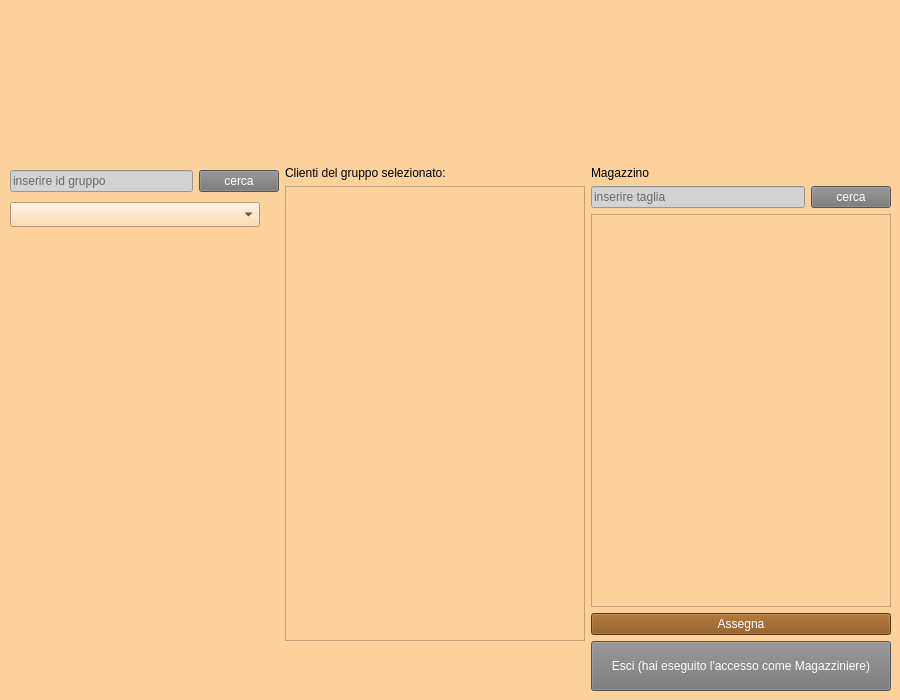
Before: the Qt Designer form Dipendente/view/magazziniereMain.ui in ManuelMarrone/GestioneBowling, drawn with Qt 5.
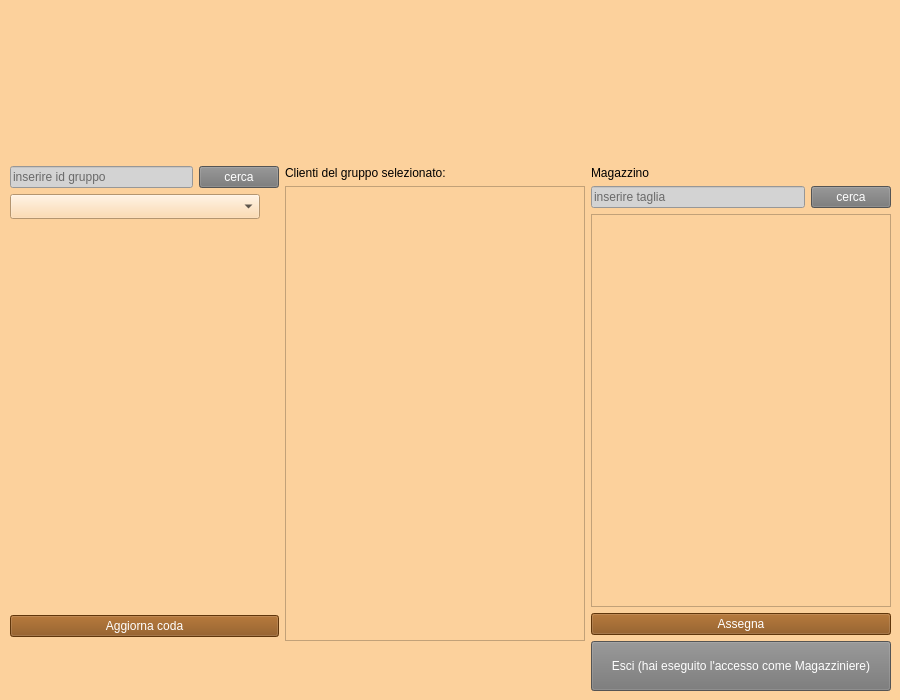
After: the same form once the commit is applied. Icons and pictures are not drawn.

The edit to the form file:
```diff
--- a/Dipendente/view/magazziniereMain.ui
+++ b/Dipendente/view/magazziniereMain.ui
@@ -174,6 +174,29 @@
           </property>
          </spacer>
         </item>
+        <item>
+         <widget class="QPushButton" name="aggiornaButton">
+          <property name="styleSheet">
+           <string notr="true">color: white;  background-color: #874B0F</string>
+          </property>
+          <property name="text">
+           <string>Aggiorna coda</string>
+          </property>
+         </widget>
+        </item>
+        <item>
+         <spacer name="verticalSpacer_4">
+          <property name="orientation">
+           <enum>Qt::Vertical</enum>
+          </property>
+          <property name="sizeHint" stdset="0">
+           <size>
+            <width>20</width>
+            <height>40</height>
+           </size>
+          </property>
+         </spacer>
+        </item>
        </layout>
       </item>
       <item>
```
